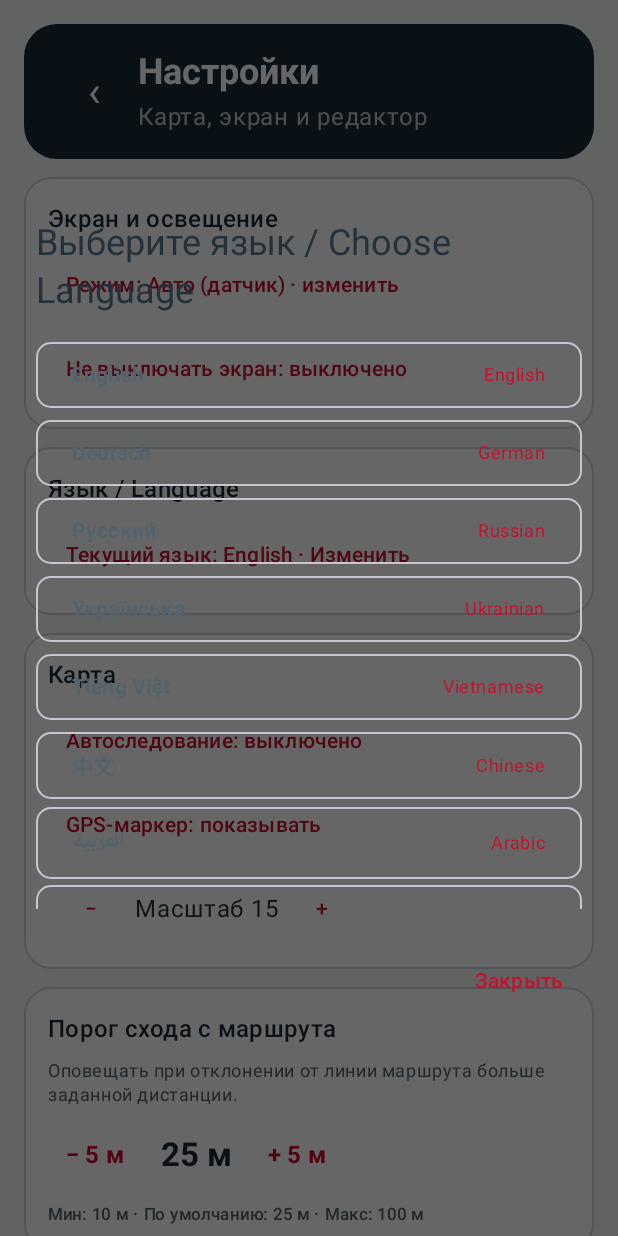
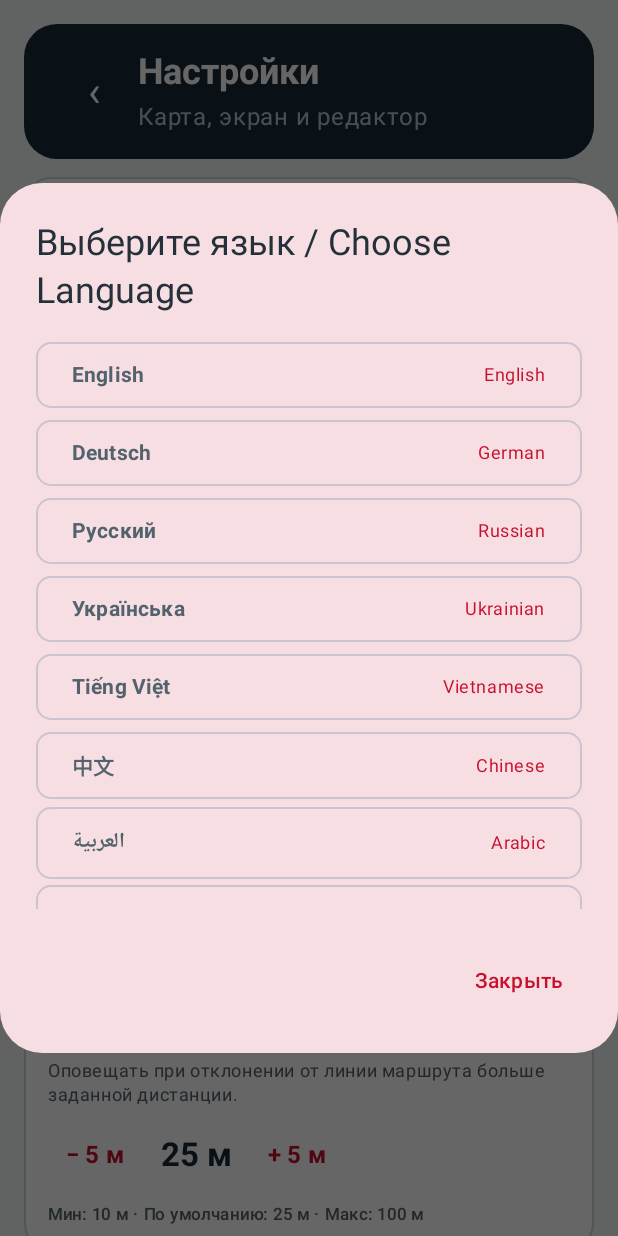
Before and after one commit to zuLiebe/Linienbegleiter, an Android app built with Jetpack Compose: the composable SettingsScreen shown on its own in the app's theme, after a tap on an icon or button, on a phone screen of 412 x 824 dp. Run offline under Robolectric (Android 15) with nearby library versions, the phone set to English and light mode, and no system bars; libraries missing offline, so code that uses them is left out: org.maplibre.android; 2 statements that could not run were skipped.

Commit message:
Update language selection dialogs to use solid opaque surface background styling matching route selection dialogs

```diff
--- a/app/src/main/java/com/example/linienbegleiter/MainActivity.kt
+++ b/app/src/main/java/com/example/linienbegleiter/MainActivity.kt
@@ -221,6 +221,9 @@ private fun LinienbegleiterApp(
     if (showFirstRunLanguageDialog) {
         AlertDialog(
             onDismissRequest = {},
+            containerColor = MaterialTheme.colorScheme.surface,
+            tonalElevation = 12.dp,
+            shape = RoundedCornerShape(28.dp),
             title = { Text("Choose Language / Выберите язык") },
             text = {
                 Column(
@@ -555,6 +558,9 @@ private fun SettingsScreen(
                 if (showLangDialog) {
                     AlertDialog(
                         onDismissRequest = { showLangDialog = false },
+                        containerColor = MaterialTheme.colorScheme.surface,
+                        tonalElevation = 12.dp,
+                        shape = RoundedCornerShape(28.dp),
                         title = { Text("Выберите язык / Choose Language") },
                         text = {
                             Column(
```
